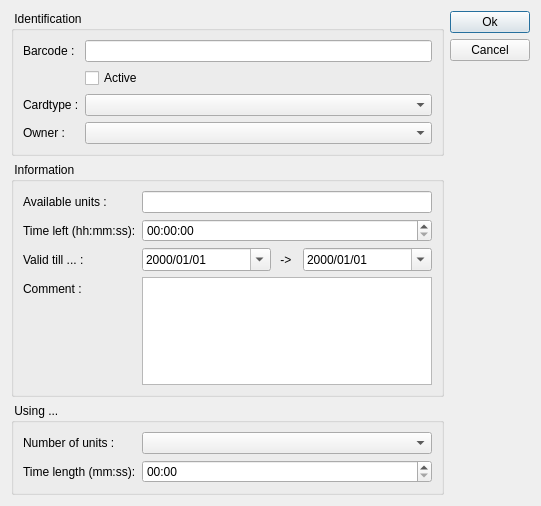
Before: the Qt Designer form client/dlgpatientcarduse.ui in tbikfalvi/Belenus, drawn with Qt 5.
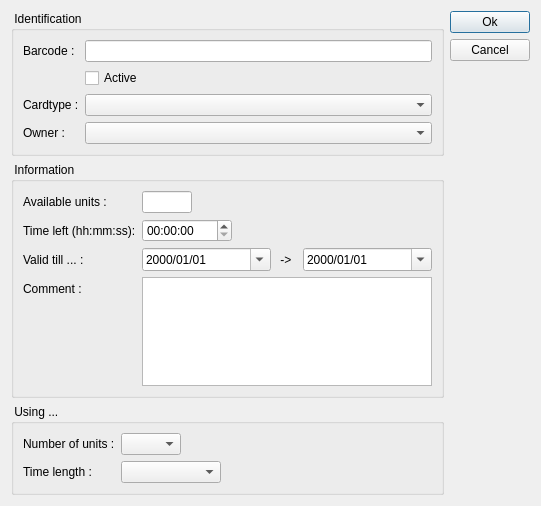
After: the same form once the commit is applied.

The edit to the form file:
```diff
--- a/client/dlgpatientcarduse.ui
+++ b/client/dlgpatientcarduse.ui
@@ -83,7 +83,14 @@
          </widget>
         </item>
         <item row="0" column="1">
-         <widget class="QLineEdit" name="ledUnits"/>
+         <widget class="QLineEdit" name="ledUnits">
+          <property name="maximumSize">
+           <size>
+            <width>50</width>
+            <height>16777215</height>
+           </size>
+          </property>
+         </widget>
         </item>
         <item row="1" column="0">
          <widget class="QLabel" name="lblTimeLeft">
@@ -94,6 +101,12 @@
         </item>
         <item row="1" column="1">
          <widget class="QTimeEdit" name="teTimeLeft">
+          <property name="maximumSize">
+           <size>
+            <width>90</width>
+            <height>16777215</height>
+           </size>
+          </property>
           <property name="displayFormat">
            <string>hh:mm:ss</string>
           </property>
@@ -179,19 +192,29 @@
          </widget>
         </item>
         <item row="0" column="1">
-         <widget class="QComboBox" name="cmbNoUnits"/>
+         <widget class="QComboBox" name="cmbNoUnits">
+          <property name="maximumSize">
+           <size>
+            <width>60</width>
+            <height>16777215</height>
+           </size>
+          </property>
+         </widget>
         </item>
         <item row="1" column="0">
          <widget class="QLabel" name="lblTimeLength">
           <property name="text">
-           <string>Time length (mm:ss):</string>
+           <string>Time length :</string>
           </property>
          </widget>
         </item>
         <item row="1" column="1">
-         <widget class="QTimeEdit" name="teTimeUse">
-          <property name="displayFormat">
-           <string>mm:ss</string>
+         <widget class="QComboBox" name="cmbTimeUse">
+          <property name="maximumSize">
+           <size>
+            <width>100</width>
+            <height>16777215</height>
+           </size>
           </property>
          </widget>
         </item>
```
